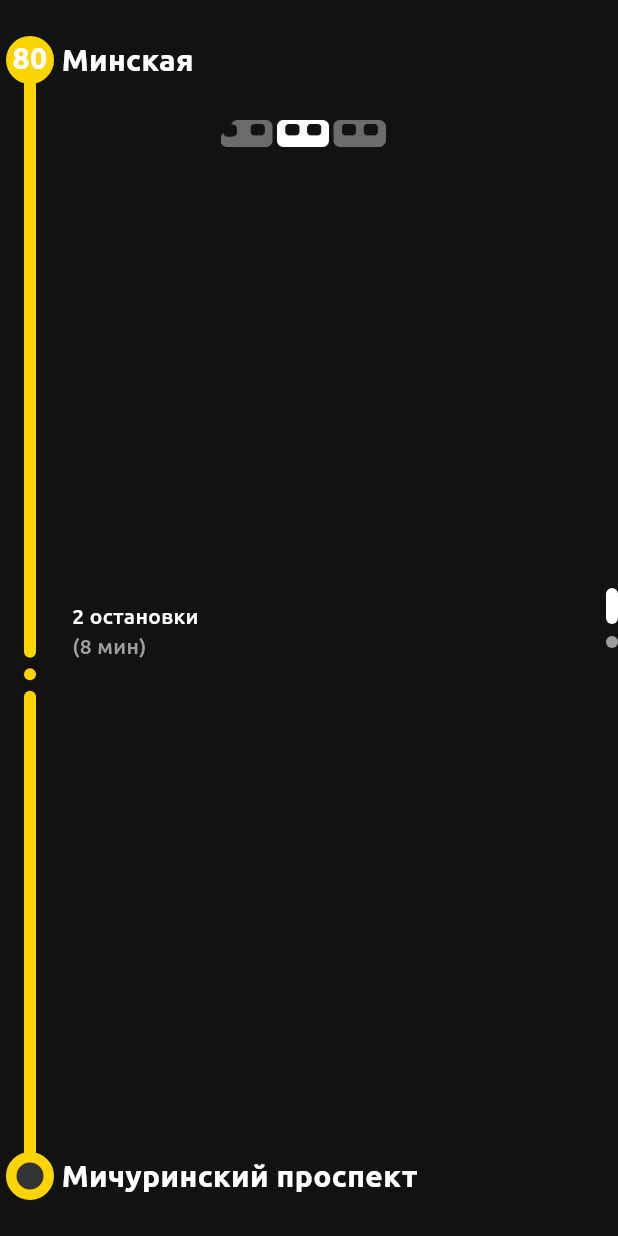
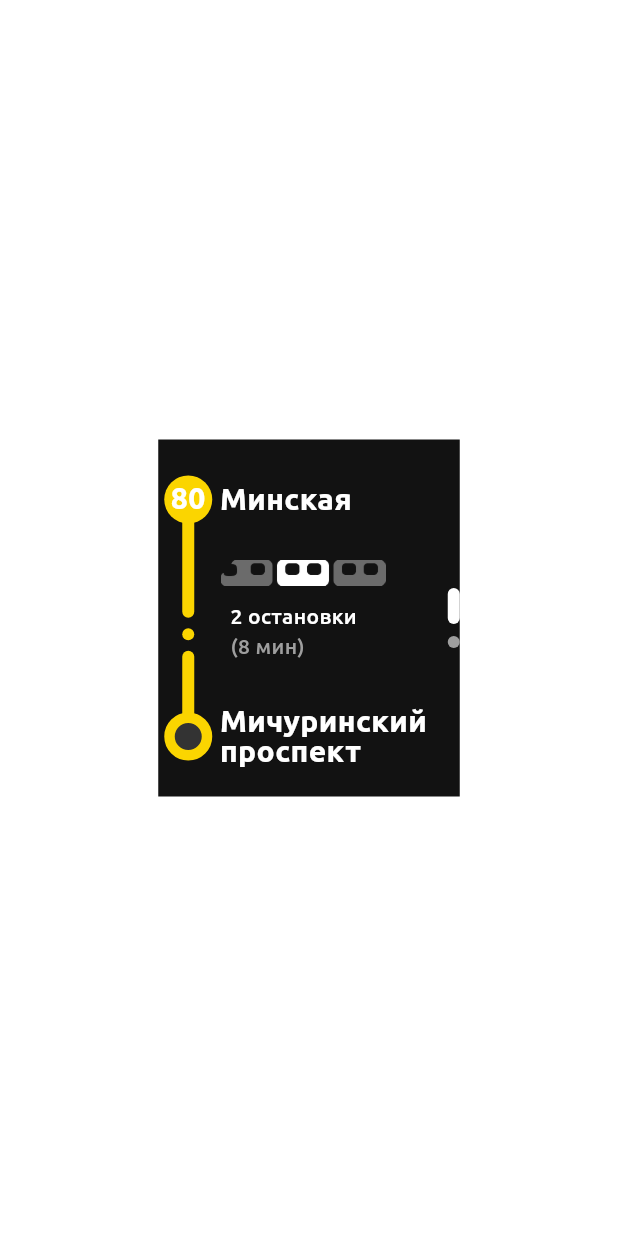
Before and after one commit to chftm/mosmetro_wear, a Flutter app: the screen it shows after launch, after a tap on "Start route", on a phone screen of 412 x 824 dp. Run offline on Flutter 3.47's test engine with Material 2 defaults, Android fonts, the phone set to English and light mode, and no system bars; drawn by our look-alikes of smooth_page_indicator; our stand-ins replace bloc, flutter_bloc, sensors_plus, slider_button; project files that could hold a hidden picture were left out.

Commit message:
prepare app for phone demo

```diff
--- a/lib/view/app.dart
+++ b/lib/view/app.dart
@@ -4,6 +4,7 @@ import 'package:mosmetro_wear/bloc/movement/movement_bloc.dart';
 import 'package:mosmetro_wear/bloc/route/route_bloc.dart';
 import 'package:mosmetro_wear/data/movement/movement_repository.dart';
 import 'package:mosmetro_wear/view/custom_router.dart';
+import 'package:mosmetro_wear/view/watch_wrapper.dart';
 
 class App extends StatelessWidget {
   const App({super.key});
@@ -18,13 +19,13 @@ class App extends StatelessWidget {
         BlocProvider<MovementBloc>(
           create: (_) => MovementBloc(
             const MovementRepository(
-              thresholdVelocity: 1,
+              thresholdVelocity: 10,
             ),
           )..add(const StartMovementTracking()),
         ),
       ],
       child: MaterialApp(
-        home: const CustomRouter(),
+        home: const WatchWrapper(child: CustomRouter()),
         theme: ThemeData(
           useMaterial3: true,
           visualDensity: VisualDensity.compact,
--- a/lib/view/screens/transfer_screen.dart
+++ b/lib/view/screens/transfer_screen.dart
@@ -3,6 +3,7 @@ import 'package:flutter_bloc/flutter_bloc.dart';
 import 'package:mosmetro_wear/bloc/route/route_bloc.dart';
 import 'package:mosmetro_wear/bloc/route/route_event.dart';
 import 'package:mosmetro_wear/data/models/station.dart';
+import 'package:mosmetro_wear/view/watch_wrapper.dart';
 import 'package:mosmetro_wear/view/widgets/line/line_point.dart';
 import 'package:mosmetro_wear/view/widgets/line/station_widget.dart';
 import 'package:mosmetro_wear/view/widgets/transfer/custom_slider.dart';
@@ -24,7 +25,8 @@ class TransferScreen extends StatelessWidget {
 
   @override
   Widget build(BuildContext context) {
-    return Scaffold(
+    return WatchWrapper(
+      child: Scaffold(
         body: Column(
           mainAxisAlignment: MainAxisAlignment.spaceBetween,
           children: [
@@ -39,6 +41,7 @@ class TransferScreen extends StatelessWidget {
             ),
           ],
         ),
+      ),
     );
   }
 }
--- /dev/null
+++ b/lib/view/watch_wrapper.dart
@@ -0,0 +1,20 @@
+import 'package:flutter/material.dart';
+
+class WatchWrapper extends StatelessWidget {
+  final Widget child;
+
+  const WatchWrapper({required this.child, super.key});
+
+  @override
+  Widget build(BuildContext context) {
+    return SafeArea(
+      child: Center(
+        child: SizedBox(
+          width: 201,
+          height: 238,
+          child: child,
+        ),
+      ),
+    );
+  }
+}
```
Lines whose indentation alone changed are shown as unchanged.
